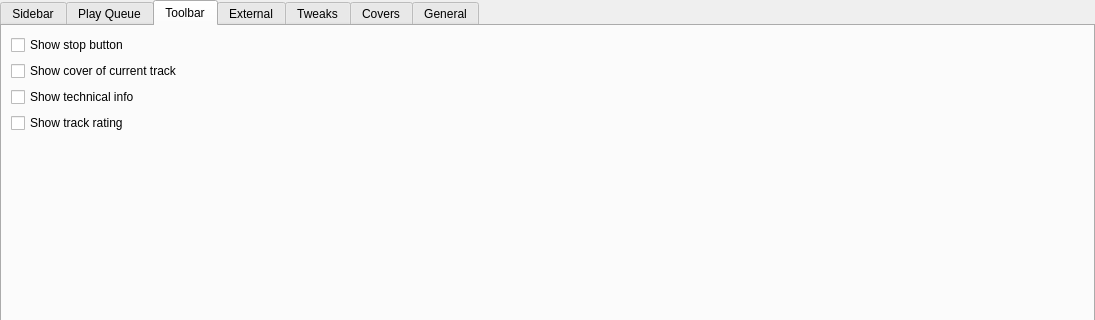
First picture: the form in gui/interfacesettings.ui, repository CDrummond/cantata, before the edit; both pictures show x 0 to 1095 and y 0 to 320 of the 1095 by 500 pixel window.
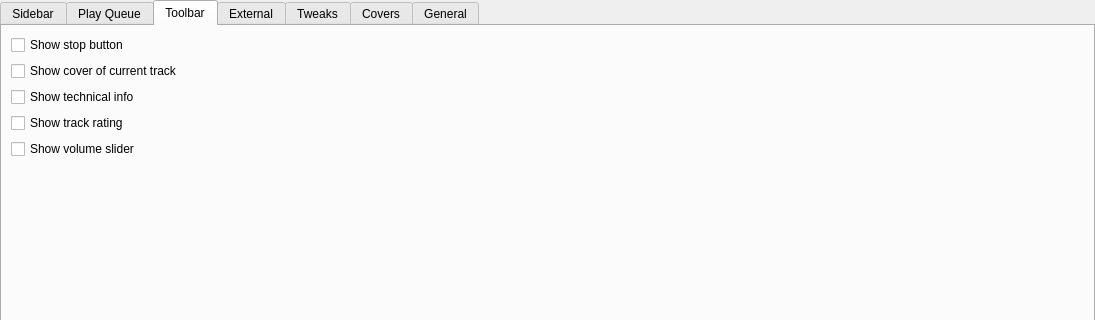
Second picture: the form after the edit. The open tabs and pages were chosen to show the change. Custom widgets are drawn as their Qt base class.

Commit message: Add ability to disable/enable volume control slider

```diff
--- a/gui/interfacesettings.ui
+++ b/gui/interfacesettings.ui
@@ -408,6 +408,13 @@
          </property>
         </widget>
        </item>
+       <item row="4" column="0" colspan="2">
+	<widget class="QCheckBox" name="showVolumeSlider">
+         <property name="text">
+	  <string>Show volume slider</string>
+	 </property>
+        </widget>
+       </item>
       </layout>
      </widget>
      <widget class="QWidget" name="tab_7">
```
The commit also changes 4 other files.
